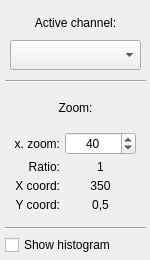
Qt form src/Applications/TransferFunctions/Ui/TFSimpleModifier.ui (JanKolomaznik/MedV4D) before a commit.
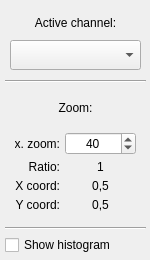
The same form after that commit.

Patch:
```diff
--- a/src/Applications/TransferFunctions/Ui/TFSimpleModifier.ui
+++ b/src/Applications/TransferFunctions/Ui/TFSimpleModifier.ui
@@ -187,7 +187,7 @@
         <item row="2" column="1">
          <widget class="QLabel" name="zoomXValue">
           <property name="text">
-           <string>350</string>
+           <string>0,5</string>
           </property>
           <property name="alignment">
            <set>Qt::AlignCenter</set>
```
